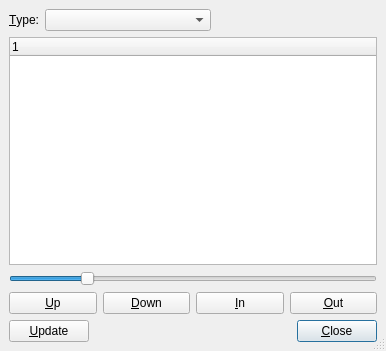
Old version of the form src/frontends/qt4/ui/QTocUi.ui in the repository cburschka/lyx.
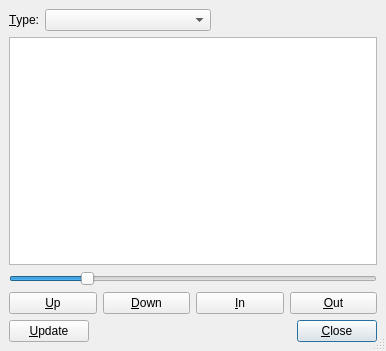
New version of the form.

Commit message: * ControlToc.[Ch]  - bool ControlToc::canOutline(): new method to test if outline is possible. * TocModel: new class * QToc is now the controller (inheriting ControlToc directly) and the model (using TocModel) * QTocDialog is now only the view (inheriting Dialogs::View directly) * Dialogs.C: updated toc controller and view correspondingly

```diff
--- a/src/frontends/qt4/ui/QTocUi.ui
+++ b/src/frontends/qt4/ui/QTocUi.ui
@@ -63,9 +63,6 @@
      </item>
     </layout>
    </item>
-   <item row="1" column="0" >
-    <widget class="QTreeWidget" name="tocTW" />
-   </item>
    <item row="4" column="0" >
     <layout class="QGridLayout" >
      <property name="margin" >
@@ -170,6 +167,9 @@
      </item>
     </layout>
    </item>
+   <item row="1" column="0" >
+    <widget class="QTreeView" name="tocTV" />
+   </item>
   </layout>
  </widget>
  <pixmapfunction>qPixmapFromMimeSource</pixmapfunction>
```
The commit also changes 10 other files.
